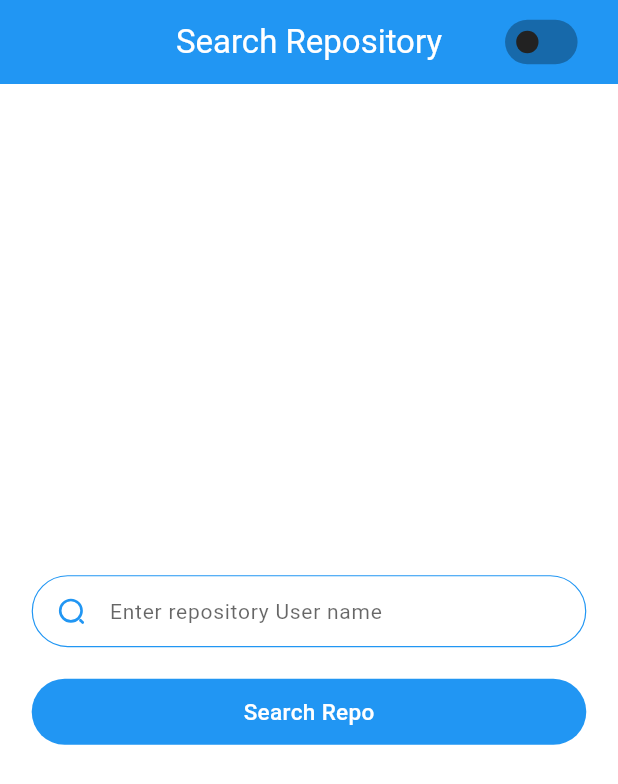
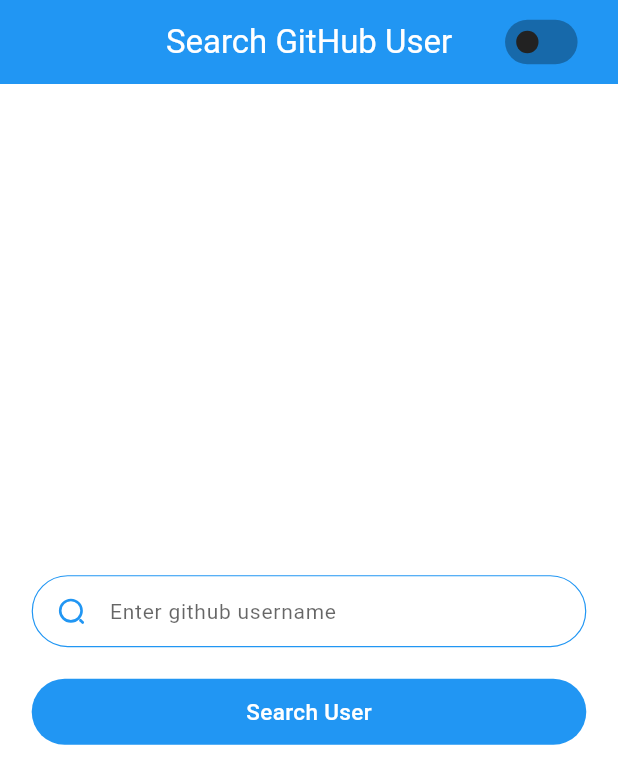
Before and after one commit to royalcourtbd/inilabs_assignment, a Flutter app: the screen it shows after launch, on a phone screen of 412 x 824 dp. Shown: the top 784 px of the screen. Run offline on Flutter 3.47's test engine with Material 3 defaults, Android fonts, the phone set to English and light mode, and no system bars; our stand-ins replace dio, equatable, flutter_svg, fpdart, get, get_it; missing offline and left inert: talker_logger.

Commit message:
feat(initial): 🔍 Update UI to search GitHub user
- Update title, hint text and button title to reflect the search for GitHub users instead of repositories.

```diff
--- a/lib/features/initial/presentation/ui/initial_page.dart
+++ b/lib/features/initial/presentation/ui/initial_page.dart
@@ -20,7 +20,7 @@
       builder: () {
         return Scaffold(
           appBar: AppBar(
-            title: Text('Search Repository'),
+            title: Text('Search GitHub User'),
             actions: [
               AppSwitch(
                 initialValue: initialPagePresenter.themePresenter.isDarkMode,
@@ -39,11 +39,11 @@
                   textEditingController:
                       initialPagePresenter.textEditingController,
                   prefixIconPath: SvgPath.icSearch,
-                  hintText: 'Enter repository User name',
+                  hintText: 'Enter github username',
                 ),
                 gapH20,
                 SubmitButton(
-                  title: 'Search Repo',
+                  title: 'Search User',
                   textColor: Colors.white,
                   buttonColor: Theme.of(context).primaryColor,
                   onTap: () => initialPagePresenter.searchUser(),
```
